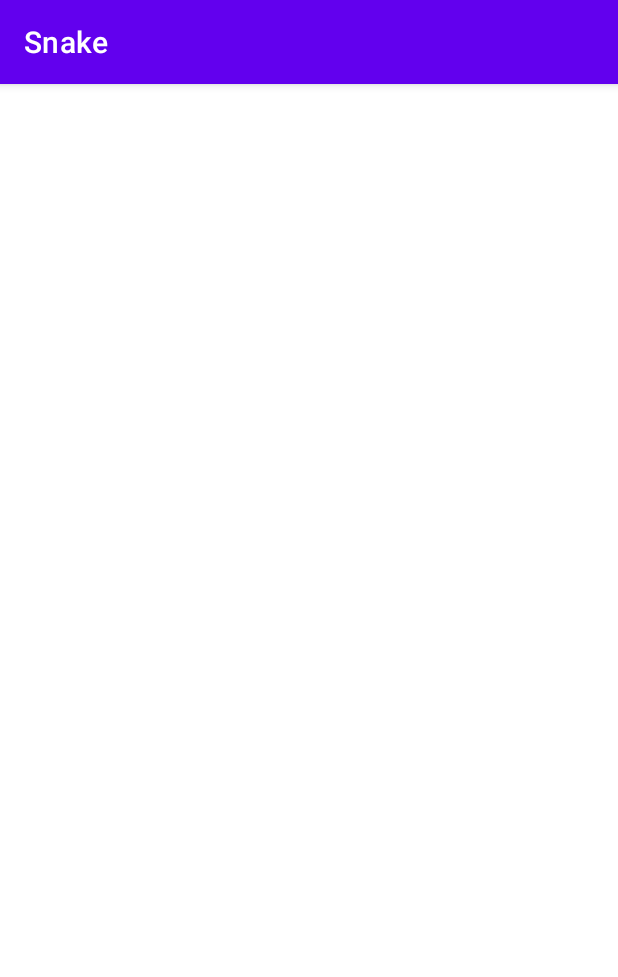
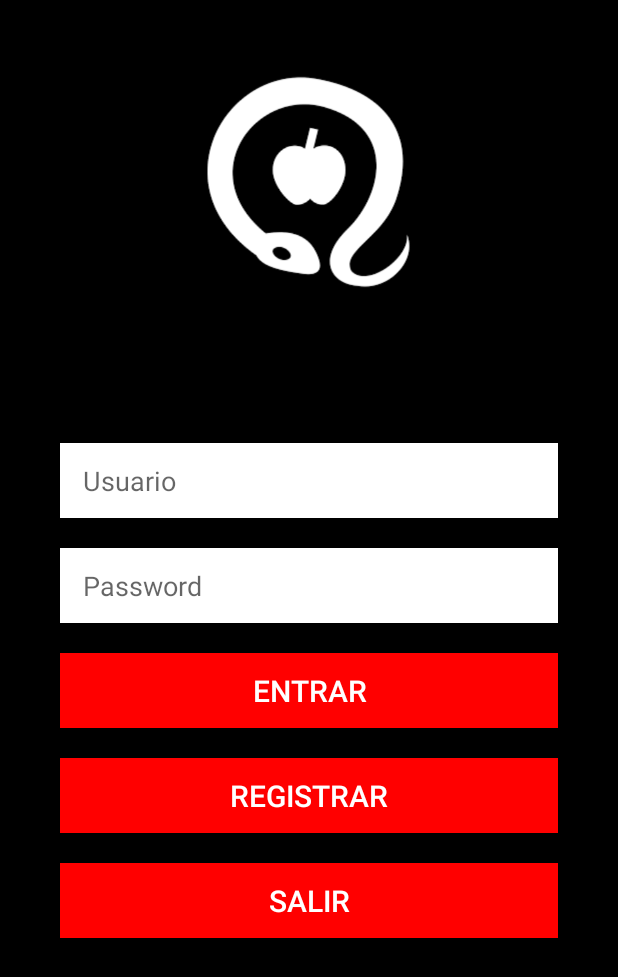
Before and after one commit to maxxCeballos/snake, an Android app: the screen it shows after launch (RegisterActivity before the commit, MainActivity after it), on a phone screen of 412 x 824 dp. Shown: the top 977 px of the screen. Run offline under Robolectric (Android 15) with nearby library versions, the phone set to English and light mode, and no system bars.

Commit message:
check point

```diff
--- a/app/src/main/AndroidManifest.xml
+++ b/app/src/main/AndroidManifest.xml
@@ -8,11 +8,10 @@
         android:label="@string/app_name"
         android:roundIcon="@mipmap/ic_launcher_round"
         android:supportsRtl="true"
-        android:theme="@style/Theme.Snake">
+        android:theme="@style/Theme.AppCompat.Light.NoActionBar">
         <activity
-            android:name="laboratorio.programacion.login.RegisterActivity"
+            android:name="laboratorio.programacion.login.MainActivity"
             android:exported="true">
-
             <intent-filter>
                 <action android:name="android.intent.action.MAIN" />
 
@@ -20,12 +19,15 @@
             </intent-filter>
         </activity>
         <activity
+            android:name="laboratorio.programacion.login.RegisterActivity"
+            android:exported="true">
+        </activity>
+        <activity
             android:name=".SnakeActivity"
             android:exported="true"
+            android:screenOrientation="landscape"
             android:theme="@android:style/Theme.Holo.Light.NoActionBar.Fullscreen">
-
             <!-- Esta linea declara que el juego utilizará t.odo el espacio de la pantalla que el dispositivo pone a disposición sin menús adicionales -->
-
 
         </activity>
     </application>
--- /dev/null
+++ b/app/src/main/java/laboratorio/programacion/login/MainActivity.java
@@ -0,0 +1,57 @@
+package laboratorio.programacion.login;
+
+import androidx.appcompat.app.AppCompatActivity;
+
+import android.content.Intent;
+import android.os.Bundle;
+import android.view.View;
+import android.widget.Button;
+import android.widget.EditText;
+
+import laboratorio.programacion.snake.R;
+import laboratorio.programacion.snake.SnakeActivity;
+
+public class MainActivity extends AppCompatActivity implements View.OnClickListener{
+
+    EditText usuario, password;
+    Button btnEntrar, btnRegistrar, btnSalir;
+
+    @Override
+    protected void onCreate(Bundle savedInstanceState) {
+        super.onCreate(savedInstanceState);
+        setContentView(R.layout.activity_main);
+
+        usuario = (EditText) findViewById(R.id.username);
+        password = (EditText) findViewById(R.id.password);
+
+        btnEntrar = (Button) findViewById(R.id.btnEntrar);
+        btnRegistrar = (Button) findViewById(R.id.btnRegistrar);
+        btnSalir = (Button) findViewById(R.id.btnSalir);
+
+        btnEntrar.setOnClickListener(this);
+        btnRegistrar.setOnClickListener(this);
+        btnSalir.setOnClickListener(this);
+    }
+
+
+    @Override
+    public void onClick(View view) {
+
+        Intent intent;
+
+        switch (view.getId()){
+            case R.id.btnEntrar:
+                intent = new Intent(MainActivity.this, SnakeActivity.class);
+                startActivity(intent);
+                break;
+            case R.id.btnRegistrar:
+                intent = new Intent(MainActivity.this, RegisterActivity.class);
+                startActivity(intent);
+                break;
+            case R.id.btnSalir:
+                finish();
+                System.exit(0);
+                break;
+        }
+    }
+}
--- a/app/src/main/res/layout/activity_main.xml
+++ b/app/src/main/res/layout/activity_main.xml
@@ -1,18 +1,92 @@
 <?xml version="1.0" encoding="utf-8"?>
-<androidx.constraintlayout.widget.ConstraintLayout xmlns:android="http://schemas.android.com/apk/res/android"
+<ScrollView xmlns:android="http://schemas.android.com/apk/res/android"
     xmlns:app="http://schemas.android.com/apk/res-auto"
     xmlns:tools="http://schemas.android.com/tools"
+    tools:context="laboratorio.programacion.login.MainActivity"
     android:layout_width="match_parent"
     android:layout_height="match_parent"
-    tools:context=".SnakeActivity">
+    android:background="@android:color/black">
 
-    <TextView
-        android:layout_width="wrap_content"
-        android:layout_height="wrap_content"
-        android:text="Hello World!"
-        app:layout_constraintBottom_toBottomOf="parent"
-        app:layout_constraintLeft_toLeftOf="parent"
-        app:layout_constraintRight_toRightOf="parent"
-        app:layout_constraintTop_toTopOf="parent" />
+    <LinearLayout
+        android:layout_width="match_parent"
+        android:layout_height="match_parent"
+        android:orientation="vertical">
 
-</androidx.constraintlayout.widget.ConstraintLayout>
+        <ImageView
+            android:id="@+id/logo_main"
+            android:layout_width="match_parent"
+            android:layout_height="150dp"
+            android:layout_marginTop="45dp"
+            android:layout_weight="0"
+            android:contentDescription="Imagen Principal snake-apple"
+            app:srcCompat="@drawable/mainlogo" />
+
+        <EditText
+            android:id="@+id/username"
+            android:layout_width="match_parent"
+            android:layout_height="50dp"
+            android:layout_marginLeft="40dp"
+            android:layout_marginTop="100dp"
+            android:layout_marginRight="40dp"
+            android:layout_weight="0"
+            android:background="@android:color/white"
+            android:hint="Usuario"
+            android:inputType="textEmailAddress"
+            android:paddingLeft="15dp" />
+
+        <EditText
+            android:id="@+id/password"
+            android:layout_width="match_parent"
+            android:layout_height="50dp"
+            android:layout_marginLeft="40dp"
+            android:layout_marginTop="20dp"
+            android:layout_marginRight="40dp"
+            android:layout_weight="0"
+            android:background="@android:color/white"
+            android:hint="Password"
+            android:inputType="textPassword"
+            android:paddingLeft="15dp" />
+
+        <Button
+            android:id="@+id/btnEntrar"
+            android:layout_width="match_parent"
+            android:layout_height="50dp"
+            android:layout_marginLeft="40dp"
+            android:layout_marginTop="20dp"
+            android:layout_marginRight="40dp"
+            android:layout_weight="0"
+            android:background="#FF0000"
+            android:text="Entrar"
+            android:textColor="#ffffff"
+            android:textSize="20dp" />
+
+        <Button
+            android:id="@+id/btnRegistrar"
+            android:layout_width="match_parent"
+            android:layout_height="50dp"
+            android:layout_marginLeft="40dp"
+            android:layout_marginTop="20dp"
+            android:layout_marginRight="40dp"
+            android:layout_weight="0"
+            android:background="#FF0000"
+            android:text="Registrar"
+            android:textColor="#ffffff"
+            android:textSize="20dp" />
+
+        <Button
+            android:id="@+id/btnSalir"
+            android:layout_width="match_parent"
+            android:layout_height="50dp"
+            android:layout_marginLeft="40dp"
+            android:layout_marginTop="20dp"
+            android:layout_marginRight="40dp"
+            android:layout_marginBottom="60dp"
+            android:layout_weight="0"
+            android:background="#FF0000"
+            android:text="Salir"
+            android:textColor="#ffffff"
+            android:textSize="20dp" />
+
+    </LinearLayout>
+
+</ScrollView>
--- /dev/null
+++ b/app/src/main/res/layout/activity_snake.xml
@@ -0,0 +1,8 @@
+<?xml version="1.0" encoding="utf-8"?>
+<LinearLayout xmlns:android="http://schemas.android.com/apk/res/android"
+    xmlns:app="http://schemas.android.com/apk/res-auto"
+    xmlns:tools="http://schemas.android.com/tools"
+    android:layout_width="match_parent"
+    android:layout_height="match_parent"
+    tools:context=".SnakeActivity">
+</LinearLayout>
```
Also changed, not shown: app/src/main/res/drawable/mainlogo.png (added).
